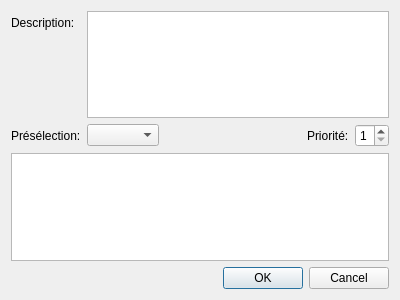
The window that InfoDynamiqueQt/Vues/vuegestionfiche.ui (AlexandreGirardin/ProjetAnalyse) describes before a commit, drawn with Qt 5.
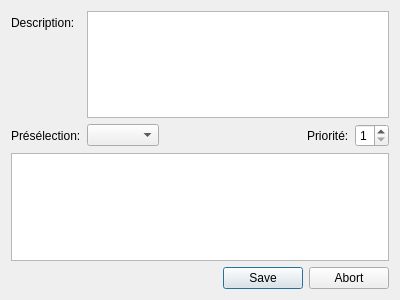
The same window after the commit.

What changed in the file:
```diff
--- a/InfoDynamiqueQt/Vues/vuegestionfiche.ui
+++ b/InfoDynamiqueQt/Vues/vuegestionfiche.ui
@@ -88,7 +88,7 @@
       <enum>Qt::Horizontal</enum>
      </property>
      <property name="standardButtons">
-      <set>QDialogButtonBox::Cancel|QDialogButtonBox::Ok</set>
+      <set>QDialogButtonBox::Abort|QDialogButtonBox::Save</set>
      </property>
     </widget>
    </item>
```
